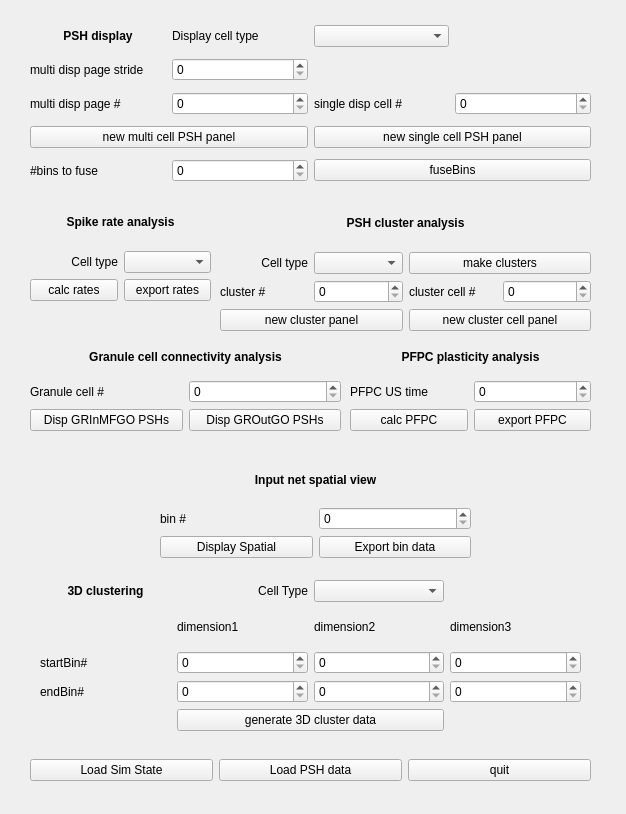
The window that SimDataAnalysis/includes/mainw.ui (wenkeli/Cerebellum_simulation) describes before a commit, drawn with Qt 5.
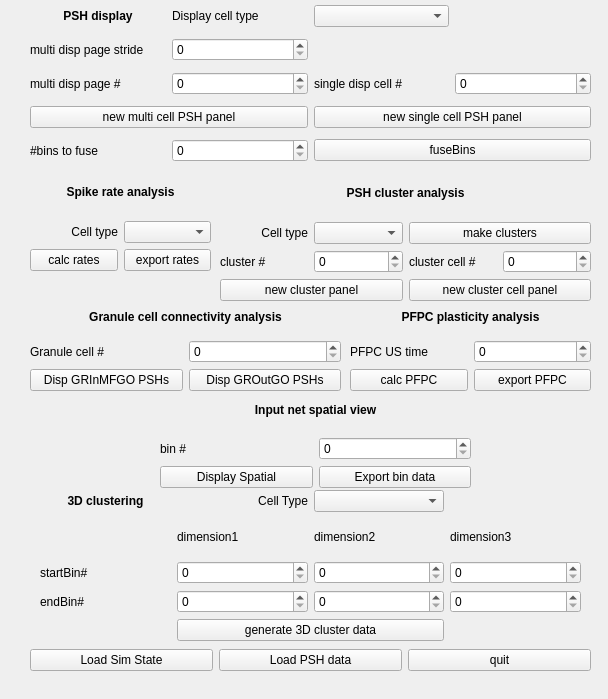
The same window after the commit.

What changed in the file:
```diff
--- a/SimDataAnalysis/includes/mainw.ui
+++ b/SimDataAnalysis/includes/mainw.ui
@@ -6,8 +6,8 @@
    <rect>
     <x>0</x>
     <y>0</y>
-    <width>626</width>
-    <height>814</height>
+    <width>608</width>
+    <height>699</height>
    </rect>
   </property>
   <property name="windowTitle">
@@ -18,7 +18,7 @@
     <property name="geometry">
      <rect>
       <x>30</x>
-      <y>750</y>
+      <y>640</y>
       <width>561</width>
       <height>41</height>
      </rect>
@@ -51,7 +51,7 @@
     <property name="geometry">
      <rect>
       <x>30</x>
-      <y>20</y>
+      <y>0</y>
       <width>561</width>
       <height>171</height>
      </rect>
@@ -148,7 +148,7 @@
     <property name="geometry">
      <rect>
       <x>350</x>
-      <y>340</y>
+      <y>300</y>
       <width>241</width>
       <height>91</height>
      </rect>
@@ -198,7 +198,7 @@
     <property name="geometry">
      <rect>
       <x>30</x>
-      <y>340</y>
+      <y>300</y>
       <width>311</width>
       <height>91</height>
      </rect>
@@ -248,7 +248,7 @@
     <property name="geometry">
      <rect>
       <x>30</x>
-      <y>200</y>
+      <y>170</y>
       <width>181</width>
       <height>101</height>
      </rect>
@@ -305,7 +305,7 @@
     <property name="geometry">
      <rect>
       <x>220</x>
-      <y>200</y>
+      <y>170</y>
       <width>371</width>
       <height>131</height>
      </rect>
@@ -389,7 +389,7 @@
     <property name="geometry">
      <rect>
       <x>160</x>
-      <y>460</y>
+      <y>390</y>
       <width>311</width>
       <height>98</height>
      </rect>
@@ -439,7 +439,7 @@
     <property name="geometry">
      <rect>
       <x>40</x>
-      <y>580</y>
+      <y>490</y>
       <width>541</width>
       <height>151</height>
      </rect>
```
